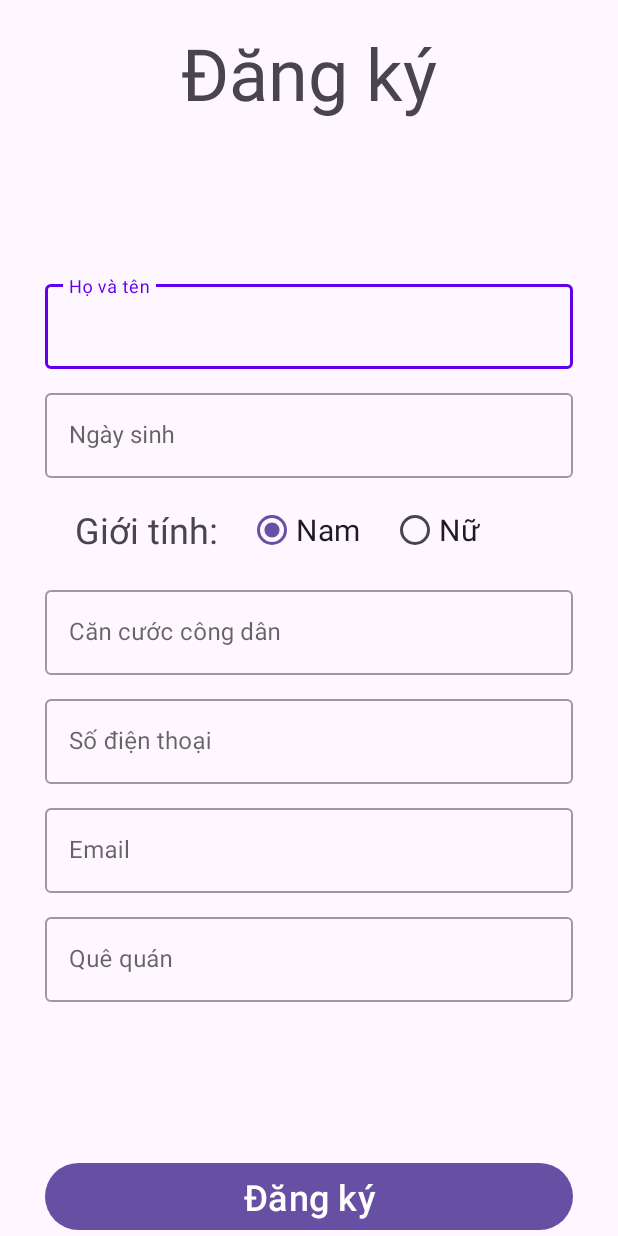
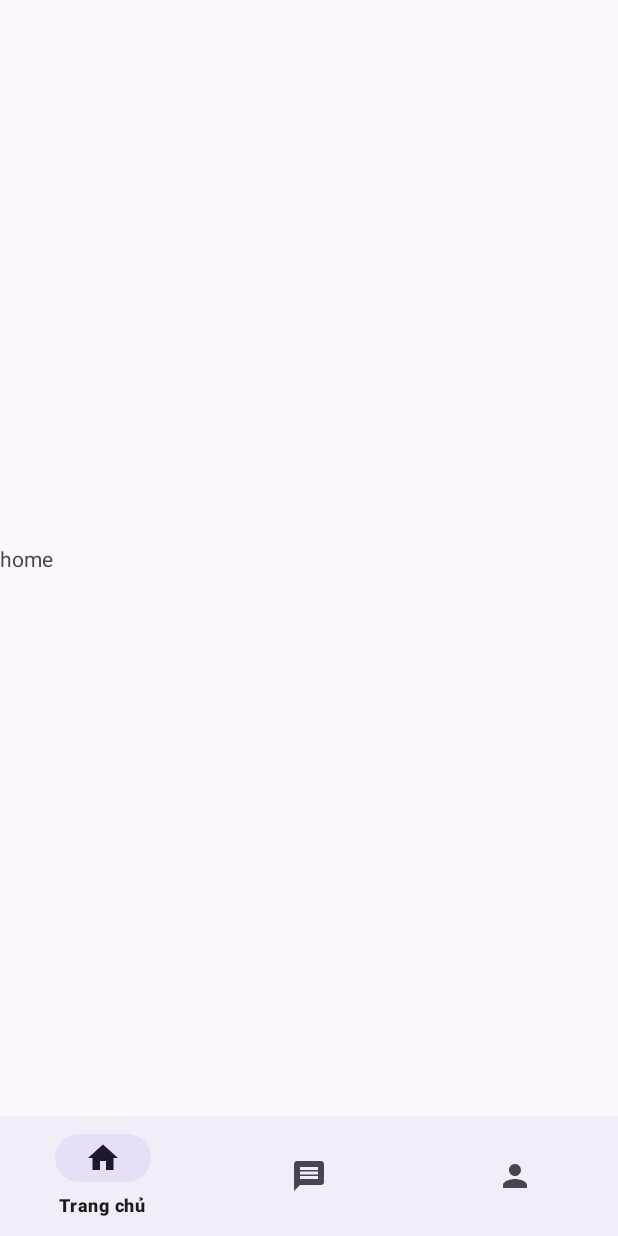
Before and after one commit to NHpe/NMCNPM21_3, an Android app: the screen it shows after launch (MainActivity), on a phone screen of 412 x 824 dp. Run offline under Robolectric (Android 15) with nearby library versions, the phone set to English and light mode, and no system bars; our stand-ins replace navigation-ui.

Commit message:
SignIn/SignUp Home with bottom navigate

```diff
--- /dev/null
+++ b/Dormitory/app/src/main/java/com/group18/dormitory/HomeFragment.java
@@ -0,0 +1,64 @@
+package com.group18.dormitory;
+
+import android.os.Bundle;
+
+import androidx.fragment.app.Fragment;
+
+import android.view.LayoutInflater;
+import android.view.View;
+import android.view.ViewGroup;
+
+/**
+ * A simple {@link Fragment} subclass.
+ * Use the {@link HomeFragment#newInstance} factory method to
+ * create an instance of this fragment.
+ */
+public class HomeFragment extends Fragment {
+
+    // TODO: Rename parameter arguments, choose names that match
+    // the fragment initialization parameters, e.g. ARG_ITEM_NUMBER
+    private static final String ARG_PARAM1 = "param1";
+    private static final String ARG_PARAM2 = "param2";
+
+    // TODO: Rename and change types of parameters
+    private String mParam1;
+    private String mParam2;
+
+    public HomeFragment() {
+        // Required empty public constructor
+    }
+
+    /**
+     * Use this factory method to create a new instance of
+     * this fragment using the provided parameters.
+     *
+     * @param param1 Parameter 1.
+     * @param param2 Parameter 2.
+     * @return A new instance of fragment HomeFragment.
+     */
+    // TODO: Rename and change types and number of parameters
+    public static HomeFragment newInstance(String param1, String param2) {
+        HomeFragment fragment = new HomeFragment();
+        Bundle args = new Bundle();
+        args.putString(ARG_PARAM1, param1);
+        args.putString(ARG_PARAM2, param2);
+        fragment.setArguments(args);
+        return fragment;
+    }
+
+    @Override
+    public void onCreate(Bundle savedInstanceState) {
+        super.onCreate(savedInstanceState);
+        if (getArguments() != null) {
+            mParam1 = getArguments().getString(ARG_PARAM1);
+            mParam2 = getArguments().getString(ARG_PARAM2);
+        }
+    }
+
+    @Override
+    public View onCreateView(LayoutInflater inflater, ViewGroup container,
+                             Bundle savedInstanceState) {
+        // Inflate the layout for this fragment
+        return inflater.inflate(R.layout.fragment_home, container, false);
+    }
+}
--- a/Dormitory/app/src/main/java/com/group18/dormitory/MainActivity.java
+++ b/Dormitory/app/src/main/java/com/group18/dormitory/MainActivity.java
@@ -1,8 +1,14 @@
 package com.group18.dormitory;
 
 import androidx.appcompat.app.AppCompatActivity;
+import androidx.navigation.NavController;
+import androidx.navigation.Navigation;
+import androidx.navigation.fragment.NavHostFragment;
+import androidx.navigation.ui.NavigationUI;
 
 import android.os.Bundle;
+
+import com.google.android.material.bottomnavigation.BottomNavigationView;
 
 public class MainActivity extends AppCompatActivity {
 
@@ -10,5 +16,15 @@ public class MainActivity extends AppCompatActivity {
     protected void onCreate(Bundle savedInstanceState) {
         super.onCreate(savedInstanceState);
         setContentView(R.layout.activity_main);
+        initiateData();
+
+    }
+
+    private void initiateData() {
+        BottomNavigationView bottomNavigationView = findViewById(R.id.bottomNavigationView);
+        NavHostFragment navHostFragment =
+                (NavHostFragment) getSupportFragmentManager().findFragmentById(R.id.fragmentContainerView);
+        NavController navController = navHostFragment.getNavController();
+        NavigationUI.setupWithNavController(bottomNavigationView, navController);
     }
 }
--- /dev/null
+++ b/Dormitory/app/src/main/res/drawable/ic_home.xml
@@ -0,0 +1,5 @@
+<vector android:height="24dp" android:tint="#000000"
+    android:viewportHeight="24" android:viewportWidth="24"
+    android:width="24dp" xmlns:android="http://schemas.android.com/apk/res/android">
+    <path android:fillColor="@android:color/white" android:pathData="M10,20v-6h4v6h5v-8h3L12,3 2,12h3v8z"/>
+</vector>
--- /dev/null
+++ b/Dormitory/app/src/main/res/drawable/ic_message.xml
@@ -0,0 +1,5 @@
+<vector android:autoMirrored="true" android:height="24dp"
+    android:tint="#000000" android:viewportHeight="24"
+    android:viewportWidth="24" android:width="24dp" xmlns:android="http://schemas.android.com/apk/res/android">
+    <path android:fillColor="@android:color/white" android:pathData="M20,2L4,2c-1.1,0 -1.99,0.9 -1.99,2L2,22l4,-4h14c1.1,0 2,-0.9 2,-2L22,4c0,-1.1 -0.9,-2 -2,-2zM18,14L6,14v-2h12v2zM18,11L6,11L6,9h12v2zM18,8L6,8L6,6h12v2z"/>
+</vector>
--- /dev/null
+++ b/Dormitory/app/src/main/res/drawable/ic_person.xml
@@ -0,0 +1,5 @@
+<vector android:height="24dp" android:tint="#000000"
+    android:viewportHeight="24" android:viewportWidth="24"
+    android:width="24dp" xmlns:android="http://schemas.android.com/apk/res/android">
+    <path android:fillColor="@android:color/white" android:pathData="M12,12c2.21,0 4,-1.79 4,-4s-1.79,-4 -4,-4 -4,1.79 -4,4 1.79,4 4,4zM12,14c-2.67,0 -8,1.34 -8,4v2h16v-2c0,-2.66 -5.33,-4 -8,-4z"/>
+</vector>
--- a/Dormitory/app/src/main/res/layout/activity_main.xml
+++ b/Dormitory/app/src/main/res/layout/activity_main.xml
@@ -10,8 +10,23 @@
         android:id="@+id/fragmentContainerView"
         android:name="androidx.navigation.fragment.NavHostFragment"
         android:layout_width="match_parent"
-        android:layout_height="match_parent"
+        android:layout_height="wrap_content"
         app:defaultNavHost="true"
-        app:navGraph="@navigation/my_nav" />
+        app:layout_constraintBottom_toTopOf="@+id/bottomNavigationView"
+        app:layout_constraintEnd_toEndOf="parent"
+        app:layout_constraintStart_toStartOf="parent"
+        app:layout_constraintTop_toTopOf="parent"
+        app:navGraph="@navigation/bottom_nav" />
+
+    <com.google.android.material.bottomnavigation.BottomNavigationView
+        android:id="@+id/bottomNavigationView"
+        android:layout_width="match_parent"
+        android:layout_height="wrap_content"
+        app:labelVisibilityMode="selected"
+        app:layout_constraintBottom_toBottomOf="parent"
+        app:layout_constraintEnd_toEndOf="parent"
+        app:layout_constraintHorizontal_bias="0.0"
+        app:layout_constraintStart_toStartOf="parent"
+        app:menu="@menu/bottom_menu" />
 
 </androidx.constraintlayout.widget.ConstraintLayout>
--- /dev/null
+++ b/Dormitory/app/src/main/res/layout/fragment_home.xml
@@ -0,0 +1,14 @@
+<?xml version="1.0" encoding="utf-8"?>
+<FrameLayout xmlns:android="http://schemas.android.com/apk/res/android"
+    xmlns:tools="http://schemas.android.com/tools"
+    android:layout_width="match_parent"
+    android:layout_height="match_parent"
+    tools:context=".HomeFragment">
+
+    <!-- TODO: Update blank fragment layout -->
+    <TextView
+        android:layout_width="match_parent"
+        android:layout_height="match_parent"
+        android:text="home" />
+
+</FrameLayout>
--- /dev/null
+++ b/Dormitory/app/src/main/res/menu/bottom_menu.xml
@@ -0,0 +1,17 @@
+<?xml version="1.0" encoding="utf-8"?>
+<menu xmlns:app="http://schemas.android.com/apk/res-auto"
+    xmlns:android="http://schemas.android.com/apk/res/android">
+
+    <item
+        android:id="@+id/homeFragment"
+        android:title="Trang chủ"
+        android:icon="@drawable/ic_home" />
+    <item
+        android:id="@+id/friendFragment"
+        android:title="Tin nhắn"
+        android:icon="@drawable/ic_message"/>
+    <item
+        android:id="@+id/profileFragment"
+        android:title="Hồ sơ"
+        android:icon="@drawable/ic_person"/>
+</menu>
--- /dev/null
+++ b/Dormitory/app/src/main/res/navigation/bottom_nav.xml
@@ -0,0 +1,23 @@
+<?xml version="1.0" encoding="utf-8"?>
+<navigation xmlns:android="http://schemas.android.com/apk/res/android"
+    xmlns:app="http://schemas.android.com/apk/res-auto"
+    xmlns:tools="http://schemas.android.com/tools"
+    android:id="@+id/bottom_nav"
+    app:startDestination="@id/homeFragment">
+
+    <fragment
+        android:id="@+id/homeFragment"
+        android:name="com.group18.dormitory.HomeFragment"
+        android:label="fragment_home"
+        tools:layout="@layout/fragment_home" />
+    <fragment
+        android:id="@+id/friendFragment"
+        android:name="com.group18.dormitory.FriendFragment"
+        android:label="fragment_friend"
+        tools:layout="@layout/fragment_friend" />
+    <fragment
+        android:id="@+id/profileFragment"
+        android:name="com.group18.dormitory.ProfileFragment"
+        android:label="fragment_profile"
+        tools:layout="@layout/fragment_profile" />
+</navigation>
--- a/Dormitory/app/src/main/res/navigation/my_nav.xml
+++ b/Dormitory/app/src/main/res/navigation/my_nav.xml
@@ -3,7 +3,7 @@
     xmlns:app="http://schemas.android.com/apk/res-auto"
     xmlns:tools="http://schemas.android.com/tools"
     android:id="@+id/my_nav"
-    app:startDestination="@id/signUpFragment">
+    app:startDestination="@id/signInFragment">
 
     <fragment
         android:id="@+id/signInFragment"
--- a/Dormitory/app/src/main/res/values/strings.xml
+++ b/Dormitory/app/src/main/res/values/strings.xml
@@ -2,14 +2,14 @@
     <string name="app_name">Dormitory</string>
 
 
-<!--    Sign In Fragment-->
+    <!--    Sign In Fragment-->
     <string name="sign_in">Đăng nhập</string>
     <string name="sign_in_username">Email </string>
     <string name="sign_in_password">Mật khẩu </string>
     <string name="sign_in_save_password">Nhớ mật khẩu</string>
     <string name="sign_in_forgot_password">Quên mật khẩu?</string>
 
-<!--    Sign Up Fragment    -->
+    <!--    Sign Up Fragment    -->
     <string name="sign_up">Đăng ký</string>
     <string name="sign_up_gender">Giới tính:</string>
     <string name="sign_up_male">Nam</string>
@@ -20,4 +20,6 @@
     <string name="sign_up_email">Email</string>
     <string name="sign_up_address">Quê quán</string>
     <string name="sign_up_birthday">Ngày sinh</string>
+    <!-- TODO: Remove or change this placeholder text -->
+    <string name="hello_blank_fragment">Hello blank fragment</string>
 </resources>
```
Also changed, not shown: Dormitory/app/src/main/java/com/group18/dormitory/FriendFragment.java (added, +64 -0 lines), Dormitory/app/src/main/java/com/group18/dormitory/ProfileFragment.java (added, +64 -0 lines), Dormitory/app/src/main/res/layout/fragment_friend.xml (added, +14 -0 lines), Dormitory/app/src/main/res/layout/fragment_profile.xml (added, +14 -0 lines).
